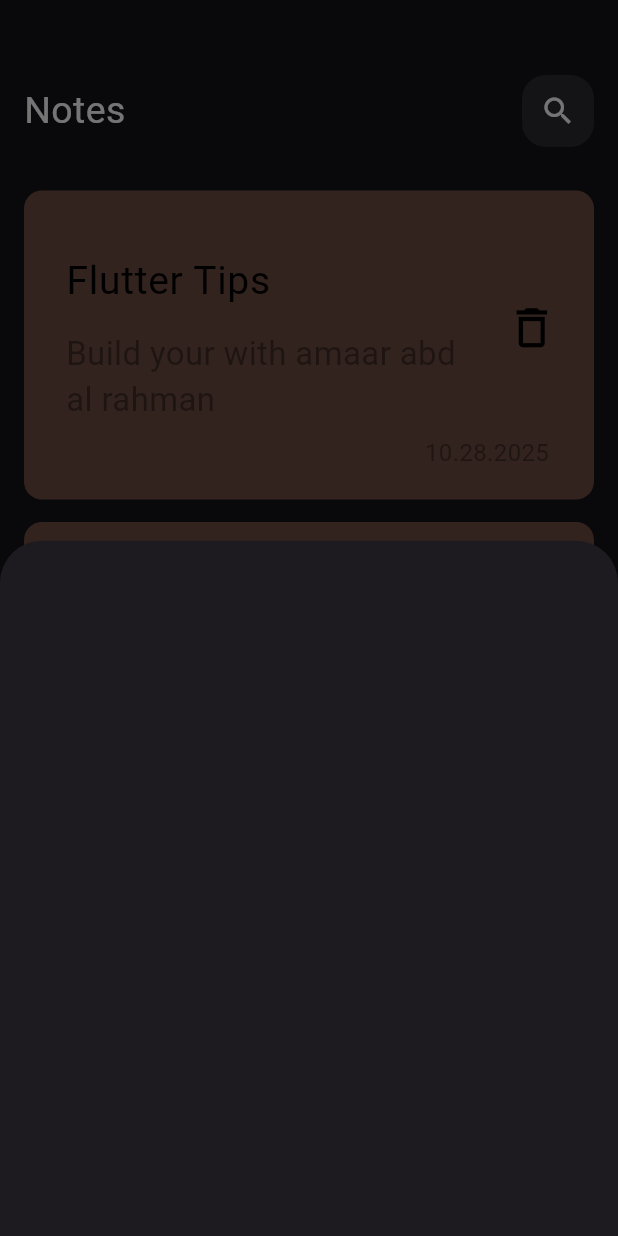
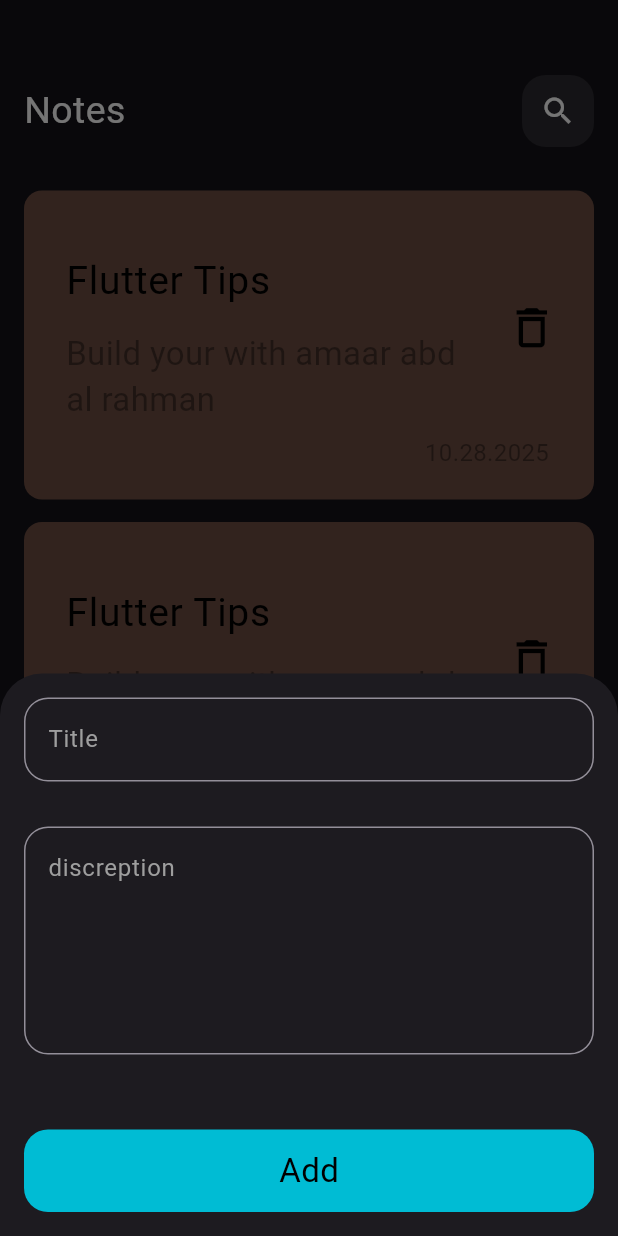
Before and after one commit to amaar-abd/nots_app, a Flutter app: the screen it shows after launch, after a tap on the "add" icon, on a phone screen of 412 x 824 dp. Run offline on Flutter 3.47's test engine with Material 3 defaults, Android fonts, the phone set to English and light mode, and no system bars.

Commit message:
finished add note bottom sheet

```diff
--- /dev/null
+++ b/lib/consts.dart
@@ -0,0 +1,3 @@
+import 'package:flutter/material.dart';
+
+const keycolorapp = Colors.cyan;
--- a/lib/widgets/add_note_botoom_sheet.dart
+++ b/lib/widgets/add_note_botoom_sheet.dart
@@ -1,10 +1,27 @@
 import 'package:flutter/material.dart';
+import 'package:notes_app/widgets/custom_bottom.dart';
+import 'package:notes_app/widgets/custom_textfield.dart';
 
 class AddNoteBottomSheet extends StatelessWidget {
   const AddNoteBottomSheet({super.key});
 
   @override
   Widget build(BuildContext context) {
-    return Container();
+    return Container(
+      child: Padding(
+        padding: EdgeInsets.symmetric(horizontal: 16, vertical: 16),
+        child: SingleChildScrollView(
+          child: Column(
+            children: [
+              CustomTextField(hintText: 'Title'),
+              SizedBox(height: 30),
+              CustomTextField(hintText: 'discreption', maxLines: 5),
+              SizedBox(height: 50),
+              CustomBottom(),
+            ],
+          ),
+        ),
+      ),
+    );
   }
 }
--- /dev/null
+++ b/lib/widgets/custom_bottom.dart
@@ -0,0 +1,28 @@
+import 'package:flutter/material.dart';
+import 'package:notes_app/consts.dart';
+
+class CustomBottom extends StatelessWidget {
+  const CustomBottom({super.key});
+
+  @override
+  Widget build(BuildContext context) {
+    return Container(
+      decoration: BoxDecoration(
+        borderRadius: BorderRadius.circular(16),
+        color: keycolorapp,
+      ),
+      height: 55,
+      width: MediaQuery.of(context).size.width,
+      child: Center(
+        child: Text(
+          'Add',
+          style: TextStyle(
+            color: Colors.black,
+            fontSize: 22,
+            fontWeight: FontWeight.w400,
+          ),
+        ),
+      ),
+    );
+  }
+}
--- /dev/null
+++ b/lib/widgets/custom_textfield.dart
@@ -0,0 +1,29 @@
+import 'package:flutter/material.dart';
+import 'package:notes_app/consts.dart';
+
+class CustomTextField extends StatelessWidget {
+  const CustomTextField({super.key, required this.hintText, this.maxLines = 1});
+  final String hintText;
+  final int maxLines;
+
+  @override
+  Widget build(BuildContext context) {
+    return TextField(
+      maxLines: maxLines,
+      decoration: InputDecoration(
+        focusedBorder: OutlineInputBorder(
+          borderRadius: BorderRadius.circular(16),
+          borderSide: BorderSide(color: keycolorapp),
+        ),
+
+        hintText: hintText,
+        hintStyle: TextStyle(color: Colors.grey),
+
+        border: OutlineInputBorder(
+          borderSide: BorderSide(),
+          borderRadius: BorderRadius.circular(16),
+        ),
+      ),
+    );
+  }
+}
```
Also changed, not shown: lib/views/notes_view.dart (line endings or trailing spaces).
